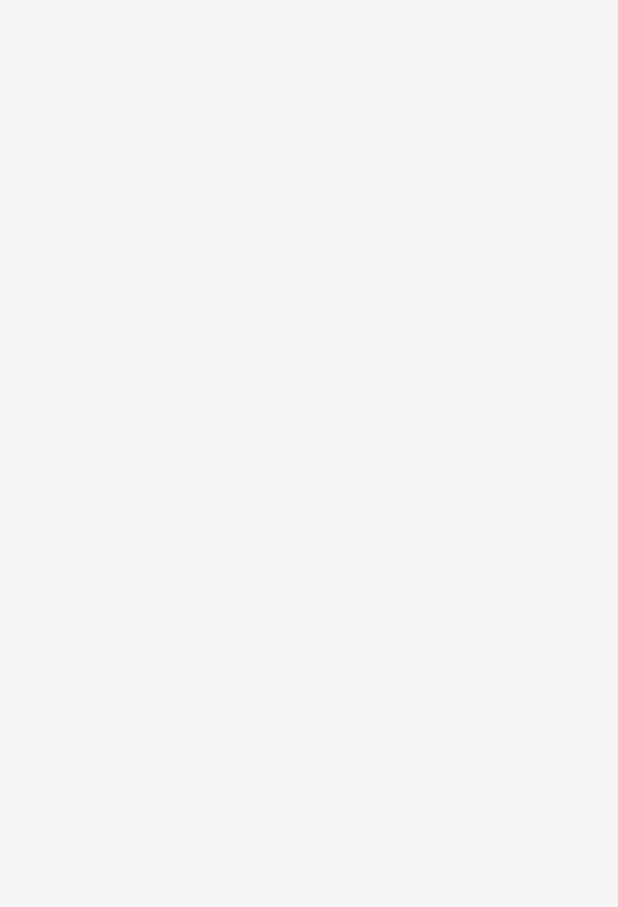
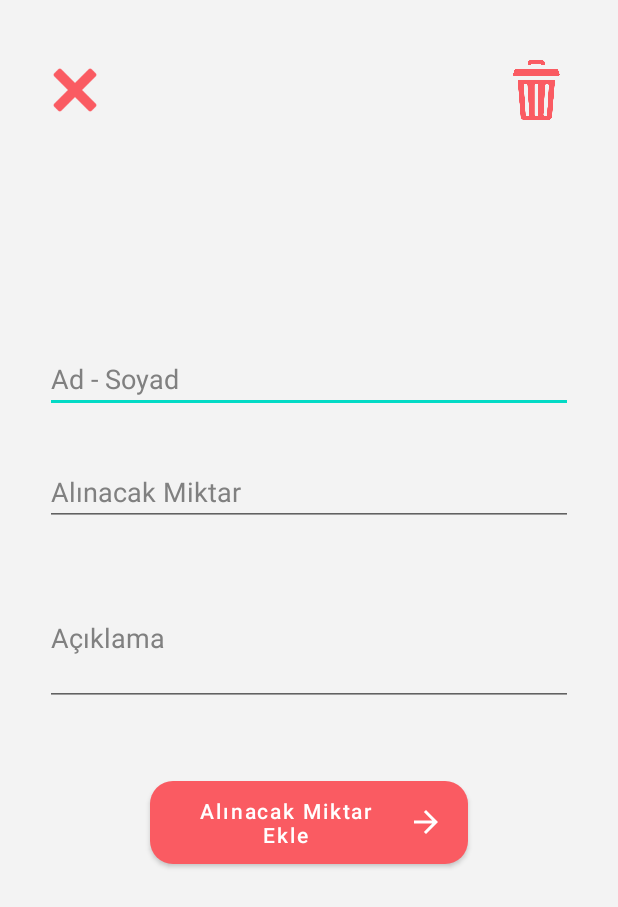
Before and after one commit to suatkkrer/DebtManager, an Android app: the addIncome screen opened directly, with no data from a screen before it, on a phone screen of 412 x 824 dp. Before the commit the part shown is empty. Shown: the top 907 px of the screen. Run offline under Robolectric (Android 15) with nearby library versions, the phone set to English and light mode, and no system bars.

Commit message:
add income and outcome added

```diff
--- a/app/src/main/java/com/suatkkrer/debtmanager/addIncome.java
+++ b/app/src/main/java/com/suatkkrer/debtmanager/addIncome.java
@@ -2,7 +2,10 @@ package com.suatkkrer.debtmanager;
 
 import androidx.appcompat.app.AppCompatActivity;
 
+import android.content.Intent;
 import android.os.Bundle;
+import android.view.View;
+import android.view.WindowManager;
 
 public class addIncome extends AppCompatActivity {
 
@@ -10,5 +13,9 @@ public class addIncome extends AppCompatActivity {
     protected void onCreate(Bundle savedInstanceState) {
         super.onCreate(savedInstanceState);
         setContentView(R.layout.activity_add_income);
+
+        this.getWindow().setFlags(WindowManager.LayoutParams.FLAG_FULLSCREEN,
+                WindowManager.LayoutParams.FLAG_FULLSCREEN);
     }
+
 }
--- a/app/src/main/java/com/suatkkrer/debtmanager/addOutCome.java
+++ b/app/src/main/java/com/suatkkrer/debtmanager/addOutCome.java
@@ -3,6 +3,7 @@ package com.suatkkrer.debtmanager;
 import androidx.appcompat.app.AppCompatActivity;
 
 import android.os.Bundle;
+import android.view.WindowManager;
 
 public class addOutCome extends AppCompatActivity {
 
@@ -10,5 +11,10 @@ public class addOutCome extends AppCompatActivity {
     protected void onCreate(Bundle savedInstanceState) {
         super.onCreate(savedInstanceState);
         setContentView(R.layout.activity_add_out_come);
+
+        this.getWindow().setFlags(WindowManager.LayoutParams.FLAG_FULLSCREEN,
+                WindowManager.LayoutParams.FLAG_FULLSCREEN);
+
+
     }
 }
--- /dev/null
+++ b/app/src/main/res/drawable/forward.xml
@@ -0,0 +1,5 @@
+<vector android:height="24dp" android:tint="#FFFFFF"
+    android:viewportHeight="24" android:viewportWidth="24"
+    android:width="24dp" xmlns:android="http://schemas.android.com/apk/res/android">
+    <path android:fillColor="@android:color/white" android:pathData="M12,4l-1.41,1.41L16.17,11H4v2h12.17l-5.58,5.59L12,20l8,-8z"/>
+</vector>
--- /dev/null
+++ b/app/src/main/res/drawable/radius.xml
@@ -0,0 +1,7 @@
+<?xml version="1.0" encoding="utf-8"?>
+<shape xmlns:android="http://schemas.android.com/apk/res/android" android:shape="rectangle">
+
+    <solid android:color="#fa5b62"/>
+    <corners android:radius="15dp"/>
+
+</shape>
--- a/app/src/main/res/layout/activity_add_income.xml
+++ b/app/src/main/res/layout/activity_add_income.xml
@@ -1,10 +1,81 @@
 <?xml version="1.0" encoding="utf-8"?>
-<androidx.constraintlayout.widget.ConstraintLayout xmlns:android="http://schemas.android.com/apk/res/android"
+<LinearLayout xmlns:android="http://schemas.android.com/apk/res/android"
     xmlns:app="http://schemas.android.com/apk/res-auto"
     xmlns:tools="http://schemas.android.com/tools"
+    android:orientation="vertical"
     android:layout_width="match_parent"
     android:background="#f3f3f3"
     android:layout_height="match_parent"
     tools:context=".addIncome">
 
-</androidx.constraintlayout.widget.ConstraintLayout>
+    <RelativeLayout
+        android:layout_width="match_parent"
+        android:layout_height="wrap_content"
+        >
+
+        <Button
+            android:layout_width="40dp"
+            android:layout_height="40dp"
+            android:layout_marginTop="40dp"
+            android:background="@drawable/cross"
+            android:layout_marginStart="30dp"
+            />
+
+        <Button
+            android:layout_width="40dp"
+            android:layout_height="40dp"
+            android:layout_marginTop="40dp"
+            android:layout_alignParentEnd="true"
+            android:background="@drawable/delete"
+            android:layout_marginEnd="30dp"/>
+
+
+    </RelativeLayout>
+
+    <EditText
+        android:layout_width="match_parent"
+        android:layout_height="wrap_content"
+        android:layout_marginTop="150dp"
+        android:layout_marginStart="30dp"
+        android:textColor="@color/black"
+        android:textColorHint="#808080"
+        android:layout_marginEnd="30dp"
+        android:hint="Ad - Soyad "
+        />
+
+    <EditText
+        android:layout_width="match_parent"
+        android:layout_height="wrap_content"
+        android:layout_marginTop="30dp"
+        android:layout_marginStart="30dp"
+        android:textColor="@color/black"
+        android:textColorHint="#808080"
+        android:layout_marginEnd="30dp"
+        android:hint="Alınacak Miktar "
+        />
+
+    <EditText
+        android:layout_width="match_parent"
+        android:layout_height="wrap_content"
+        android:layout_marginTop="30dp"
+        android:layout_marginStart="30dp"
+        android:textColor="@color/black"
+        android:textColorHint="#808080"
+        android:minHeight="90dp"
+        android:layout_marginEnd="30dp"
+        android:hint="Açıklama "
+        />
+
+    <Button
+        android:layout_width="match_parent"
+        android:layout_height="wrap_content"
+        android:layout_marginStart="100dp"
+        android:layout_marginTop="50dp"
+        android:layout_marginEnd="100dp"
+        android:drawableEnd="@drawable/forward"
+        android:text="Alınacak Miktar Ekle"
+        android:textAllCaps="false"
+        android:background="@drawable/radius"
+        />
+
+</LinearLayout>
--- a/app/src/main/res/layout/incomefragment.xml
+++ b/app/src/main/res/layout/incomefragment.xml
@@ -23,7 +23,7 @@
     <com.google.android.material.floatingactionbutton.FloatingActionButton
         android:layout_width="wrap_content"
         android:layout_height="wrap_content"
-        android:id="@+id/fb_button"
+        android:id="@+id/incomeFloating"
         android:layout_gravity="end|bottom"
         android:layout_margin="25dp"
         android:backgroundTint="#fa5b62"
--- a/app/src/main/res/values/colors.xml
+++ b/app/src/main/res/values/colors.xml
@@ -1,7 +1,7 @@
 <?xml version="1.0" encoding="utf-8"?>
 <resources>
     <color name="purple_200">#FFBB86FC</color>
-    <color name="purple_500">#FF6200EE</color>
+    <color name="purple_500">#fa5b62</color>
     <color name="purple_700">#FF3700B3</color>
     <color name="teal_200">#FF03DAC5</color>
     <color name="teal_700">#FF018786</color>
```
Also changed, not shown: app/src/main/java/com/suatkkrer/debtmanager/IncomeFragment.java (+15 -0 lines), app/src/main/res/layout/activity_add_out_come.xml (+70 -0 lines), app/src/main/res/drawable/cross.png (added), app/src/main/res/drawable/delete.png (added).
